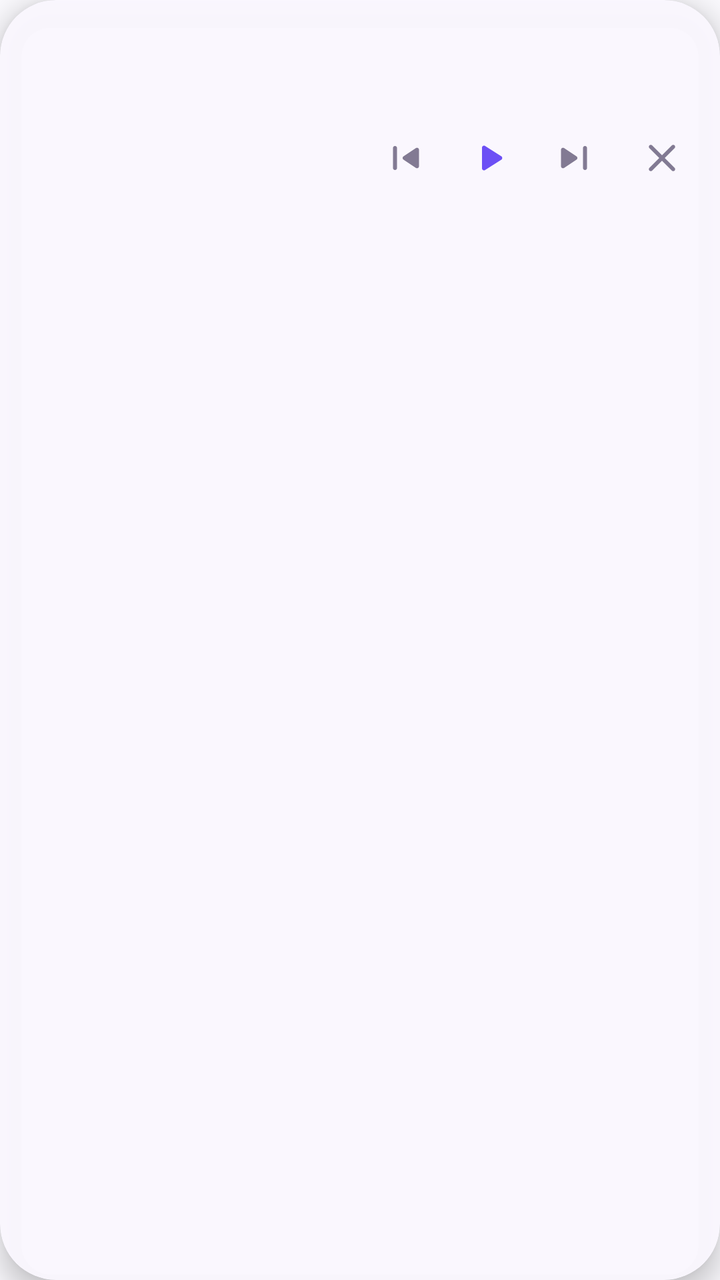
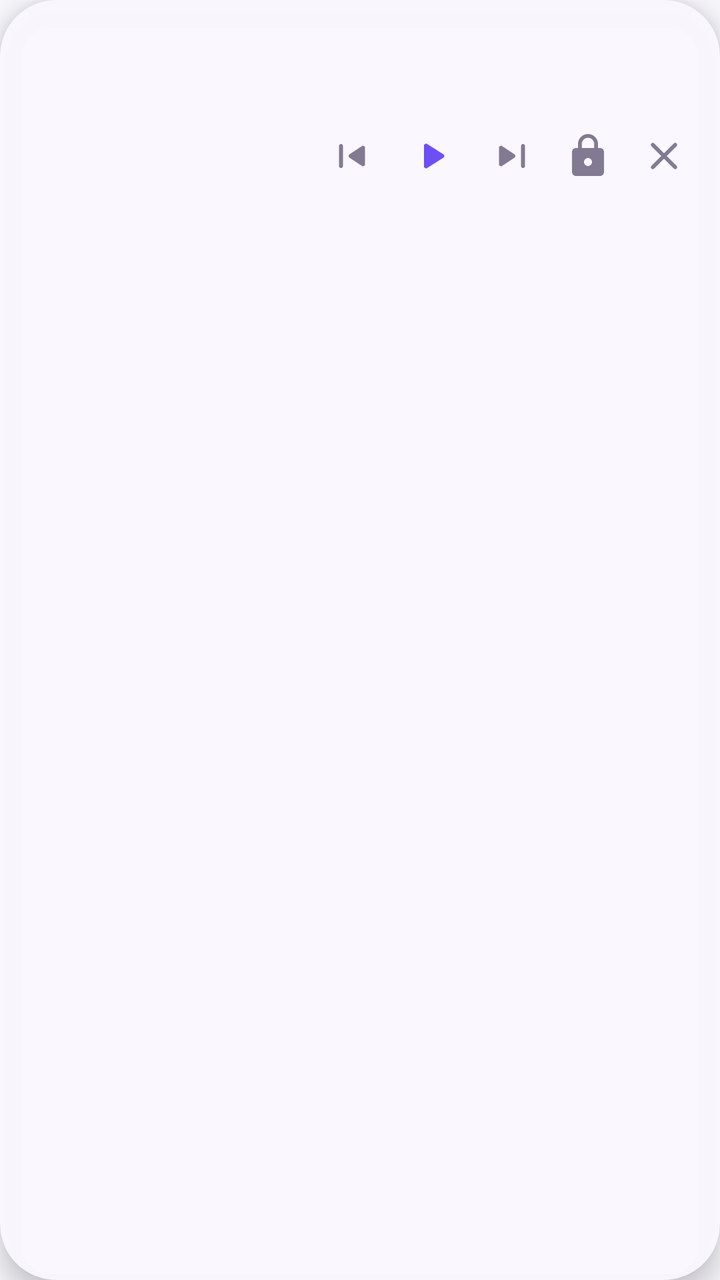

Before-and-after screenshots of an Android layout around one commit, followed by the original layout XML and the change that was made.
<!-- AndroidManifest.xml: application theme Theme.CarpeLines -->
<!-- res/layout/floating_lyrics_window.xml -->
<?xml version="1.0" encoding="utf-8"?>
<com.google.android.material.card.MaterialCardView xmlns:android="http://schemas.android.com/apk/res/android"
    xmlns:app="http://schemas.android.com/apk/res-auto"
    android:id="@+id/floating_lyrics_card"
    android:layout_width="match_parent"
    android:layout_height="wrap_content"
    android:clickable="false"
    android:focusable="false"
    app:cardBackgroundColor="@color/floating_lyrics_background"
    app:cardCornerRadius="28dp"
    app:cardElevation="8dp"
    app:strokeWidth="0dp">

    <LinearLayout
        android:layout_width="match_parent"
        android:layout_height="wrap_content"
        android:orientation="vertical"
        android:paddingStart="18dp"
        android:paddingTop="14dp"
        android:paddingEnd="10dp"
        android:paddingBottom="8dp">

        <LinearLayout
            android:id="@+id/floating_lyrics_text_area"
            android:layout_width="match_parent"
            android:layout_height="wrap_content"
            android:orientation="vertical"
            android:paddingEnd="8dp">

            <TextView
                android:id="@+id/floating_lyrics_current_line"
                android:layout_width="match_parent"
                android:layout_height="wrap_content"
                android:ellipsize="end"
                android:fontFamily="sans-serif-medium"
                android:maxLines="2"
                android:textColor="@color/floating_lyrics_text_primary"
                android:textSize="17sp" />

            <TextView
                android:id="@+id/floating_lyrics_secondary_line"
                android:layout_width="match_parent"
                android:layout_height="wrap_content"
                android:layout_marginTop="3dp"
                android:ellipsize="end"
                android:maxLines="1"
                android:textColor="@color/floating_lyrics_text_secondary"
                android:textSize="12sp" />
        </LinearLayout>

        <LinearLayout
            android:layout_width="match_parent"
            android:layout_height="wrap_content"
            android:layout_marginTop="2dp"
            android:gravity="end|center_vertical"
            android:orientation="horizontal">

            <ImageButton
                android:id="@+id/floating_lyrics_previous"
                android:layout_width="38dp"
                android:layout_height="38dp"
                android:background="?attr/selectableItemBackgroundBorderless"
                android:contentDescription="@string/previous_track"
                android:padding="9dp"
                android:src="@drawable/rounded_skip_previous_filled_24"
                android:tint="@color/floating_lyrics_text_secondary" />

            <ImageButton
                android:id="@+id/floating_lyrics_play_pause"
                android:layout_width="42dp"
                android:layout_height="42dp"
                android:layout_marginStart="2dp"
                android:background="?attr/selectableItemBackgroundBorderless"
                android:contentDescription="@string/cd_play"
                android:padding="9dp"
                android:src="@drawable/rounded_play_arrow_filled_24"
                android:tint="@color/floating_lyrics_accent" />

            <ImageButton
                android:id="@+id/floating_lyrics_next"
                android:layout_width="38dp"
                android:layout_height="38dp"
                android:layout_marginStart="2dp"
                android:background="?attr/selectableItemBackgroundBorderless"
                android:contentDescription="@string/next_track"
                android:padding="9dp"
                android:src="@drawable/rounded_skip_next_filled_24"
                android:tint="@color/floating_lyrics_text_secondary" />

            <ImageButton
                android:id="@+id/floating_lyrics_close"
                android:layout_width="38dp"
                android:layout_height="38dp"
                android:layout_marginStart="6dp"
                android:background="?attr/selectableItemBackgroundBorderless"
                android:contentDescription="@string/floating_lyrics_close"
                android:padding="10dp"
                android:src="@drawable/rounded_close_24"
                android:tint="@color/floating_lyrics_text_secondary" />
        </LinearLayout>
    </LinearLayout>
</com.google.android.material.card.MaterialCardView>
<!-- resources referenced by this layout -->
<resources>
  <color name="floating_lyrics_accent">#FF6C4FF5</color>
  <color name="floating_lyrics_background">#F2FBF8FF</color>
  <color name="floating_lyrics_text_primary">#FF1E1237</color>
  <color name="floating_lyrics_text_secondary">#B34D4165</color>
  <!-- drawable rounded_close_24 (drawable) -->
  <vector xmlns:android="http://schemas.android.com/apk/res/android" android:height="24dp" android:tint="#000000" android:viewportHeight="960" android:viewportWidth="960" android:width="24dp">
        
      <path android:fillColor="@android:color/white" android:pathData="M480,536L284,732Q273,743 256,743Q239,743 228,732Q217,721 217,704Q217,687 228,676L424,480L228,284Q217,273 217,256Q217,239 228,228Q239,217 256,217Q273,217 284,228L480,424L676,228Q687,217 704,217Q721,217 732,228Q743,239 743,256Q743,273 732,284L536,480L732,676Q743,687 743,704Q743,721 732,732Q721,743 704,743Q687,743 676,732L480,536Z"/>
      
  </vector>
  <!-- drawable rounded_play_arrow_filled_24 (drawable) -->
  <vector xmlns:android="http://schemas.android.com/apk/res/android"
      android:height="24dp"
      android:viewportHeight="960"
      android:viewportWidth="960"
      android:width="24dp">
      <path
          android:fillColor="@android:color/white"
          android:pathData="M320,687L320,273Q320,256 332,244.5Q344,233 360,233Q365,233 370.5,234.5Q376,236 381,239L707,446Q716,452 720.5,461Q725,470 725,480Q725,490 720.5,499Q716,508 707,514L381,721Q376,724 370.5,725.5Q365,727 360,727Q344,727 332,715.5Q320,704 320,687Z" />
  </vector>
  <!-- drawable rounded_skip_next_filled_24 (drawable) -->
  <vector xmlns:android="http://schemas.android.com/apk/res/android"
      android:height="24dp"
      android:viewportHeight="960"
      android:viewportWidth="960"
      android:width="24dp">
      <path
          android:fillColor="@android:color/white"
          android:pathData="M660,680L660,280Q660,263 671.5,251.5Q683,240 700,240Q717,240 728.5,251.5Q740,263 740,280L740,680Q740,697 728.5,708.5Q717,720 700,720Q683,720 671.5,708.5Q660,697 660,680ZM220,645L220,315Q220,297 232,286Q244,275 260,275Q265,275 271,276Q277,277 282,281L530,447Q539,453 543.5,461.5Q548,470 548,480Q548,490 543.5,498.5Q539,507 530,513L282,679Q277,683 271,684Q265,685 260,685Q244,685 232,674Q220,663 220,645Z" />
  </vector>
  <string name="cd_play">Play</string>
  <string name="floating_lyrics_close">Turn off floating lyrics</string>
  <string name="next_track">Next track</string>
  <string name="previous_track">Previous track</string>
  <style name="Theme.CarpeLines" parent="Theme.Material3.DynamicColors.DayNight">
          <item name="windowActionBar">false</item>
          <item name="windowNoTitle">true</item>
      </style>
  <!-- unchanged entries left out for length: 1 -->
</resources>

<!-- the commit's change to res/layout/floating_lyrics_window.xml (unified diff, before → after) -->
@@ -49,6 +49,7 @@
         </LinearLayout>
 
         <LinearLayout
+            android:id="@+id/floating_lyrics_controls"
             android:layout_width="match_parent"
             android:layout_height="wrap_content"
             android:layout_marginTop="2dp"
@@ -57,18 +58,18 @@
 
             <ImageButton
                 android:id="@+id/floating_lyrics_previous"
-                android:layout_width="38dp"
-                android:layout_height="38dp"
+                android:layout_width="36dp"
+                android:layout_height="36dp"
                 android:background="?attr/selectableItemBackgroundBorderless"
                 android:contentDescription="@string/previous_track"
-                android:padding="9dp"
+                android:padding="8dp"
                 android:src="@drawable/rounded_skip_previous_filled_24"
                 android:tint="@color/floating_lyrics_text_secondary" />
 
             <ImageButton
                 android:id="@+id/floating_lyrics_play_pause"
-                android:layout_width="42dp"
-                android:layout_height="42dp"
+                android:layout_width="40dp"
+                android:layout_height="40dp"
                 android:layout_marginStart="2dp"
                 android:background="?attr/selectableItemBackgroundBorderless"
                 android:contentDescription="@string/cd_play"
@@ -78,23 +79,34 @@
 
             <ImageButton
                 android:id="@+id/floating_lyrics_next"
-                android:layout_width="38dp"
-                android:layout_height="38dp"
+                android:layout_width="36dp"
+                android:layout_height="36dp"
                 android:layout_marginStart="2dp"
                 android:background="?attr/selectableItemBackgroundBorderless"
                 android:contentDescription="@string/next_track"
-                android:padding="9dp"
+                android:padding="8dp"
                 android:src="@drawable/rounded_skip_next_filled_24"
                 android:tint="@color/floating_lyrics_text_secondary" />
 
             <ImageButton
+                android:id="@+id/floating_lyrics_lock"
+                android:layout_width="36dp"
+                android:layout_height="36dp"
+                android:layout_marginStart="2dp"
+                android:background="?attr/selectableItemBackgroundBorderless"
+                android:contentDescription="@string/floating_lyrics_lock"
+                android:padding="8dp"
+                android:src="@drawable/rounded_lock_24"
+                android:tint="@color/floating_lyrics_text_secondary" />
+
+            <ImageButton
                 android:id="@+id/floating_lyrics_close"
-                android:layout_width="38dp"
-                android:layout_height="38dp"
-                android:layout_marginStart="6dp"
+                android:layout_width="36dp"
+                android:layout_height="36dp"
+                android:layout_marginStart="2dp"
                 android:background="?attr/selectableItemBackgroundBorderless"
                 android:contentDescription="@string/floating_lyrics_close"
-                android:padding="10dp"
+                android:padding="8dp"
                 android:src="@drawable/rounded_close_24"
                 android:tint="@color/floating_lyrics_text_secondary" />
         </LinearLayout>
<!-- resource entries referenced after the edit -->
@@ -8,6 +8,12 @@
   <vector xmlns:android="http://schemas.android.com/apk/res/android" android:height="24dp" android:tint="#000000" android:viewportHeight="960" android:viewportWidth="960" android:width="24dp">
         
       <path android:fillColor="@android:color/white" android:pathData="M480,536L284,732Q273,743 256,743Q239,743 228,732Q217,721 217,704Q217,687 228,676L424,480L228,284Q217,273 217,256Q217,239 228,228Q239,217 256,217Q273,217 284,228L480,424L676,228Q687,217 704,217Q721,217 732,228Q743,239 743,256Q743,273 732,284L536,480L732,676Q743,687 743,704Q743,721 732,732Q721,743 704,743Q687,743 676,732L480,536Z"/>
+      
+  </vector>
+  <!-- drawable rounded_lock_24 (drawable) -->
+  <vector xmlns:android="http://schemas.android.com/apk/res/android" android:height="24dp" android:tint="#000000" android:viewportHeight="24" android:viewportWidth="24" android:width="24dp">
+        
+      <path android:fillColor="@android:color/white" android:pathData="M18,8h-1V6c0,-2.76 -2.24,-5 -5,-5S7,3.24 7,6v2H6c-1.1,0 -2,0.9 -2,2v10c0,1.1 0.9,2 2,2h12c1.1,0 2,-0.9 2,-2V10c0,-1.1 -0.9,-2 -2,-2zM12,17c-1.1,0 -2,-0.9 -2,-2s0.9,-2 2,-2 2,0.9 2,2 -0.9,2 -2,2zM15.1,8H8.9V6c0,-1.71 1.39,-3.1 3.1,-3.1 1.71,0 3.1,1.39 3.1,3.1v2z"/>
       
   </vector>
   <!-- drawable rounded_play_arrow_filled_24 (drawable) -->
@@ -32,6 +38,7 @@
   </vector>
   <string name="cd_play">Play</string>
   <string name="floating_lyrics_close">Turn off floating lyrics</string>
+  <string name="floating_lyrics_lock">Lock desktop lyrics</string>
   <string name="next_track">Next track</string>
   <string name="previous_track">Previous track</string>
   <style name="Theme.CarpeLines" parent="Theme.Material3.DynamicColors.DayNight">
